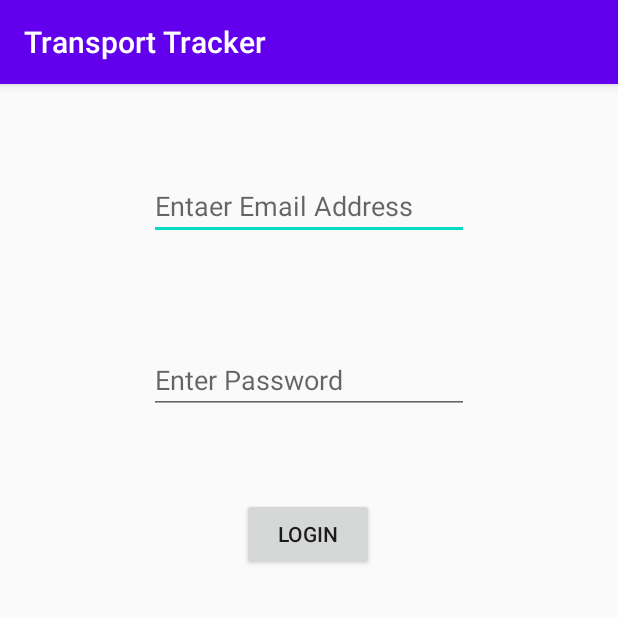
After one commit to The-Fuse/Transport_Tracker, an Android app: the Home screen opened directly, with no data from a screen before it, on a phone screen of 412 x 824 dp, the top half of it. The commit adds this screen. Run offline under Robolectric (Android 15) with nearby library versions, the phone set to English and light mode, and no system bars.

Commit message:
Added Login UI activity.

```diff
--- a/app/src/main/AndroidManifest.xml
+++ b/app/src/main/AndroidManifest.xml
@@ -1,9 +1,10 @@
 <?xml version="1.0" encoding="utf-8"?>
 <manifest xmlns:android="http://schemas.android.com/apk/res/android"
     package="com.example.transporttracker">
-    <uses-permission android:name="android.permission.ACCESS_FINE_LOCATION"/>
-    <uses-permission android:name="android.permission.ACCESS_COARSE_LOCATION"/>
-    <uses-permission android:name="android.permission.INTERNET"/>
+
+    <uses-permission android:name="android.permission.ACCESS_FINE_LOCATION" />
+    <uses-permission android:name="android.permission.ACCESS_COARSE_LOCATION" />
+    <uses-permission android:name="android.permission.INTERNET" />
 
     <application
         android:allowBackup="true"
@@ -12,7 +13,7 @@
         android:roundIcon="@mipmap/ic_launcher_round"
         android:supportsRtl="true"
         android:theme="@style/AppTheme">
-
+        <activity android:name=".Home"></activity>
         <activity android:name=".MainActivity">
             <intent-filter>
                 <action android:name="android.intent.action.MAIN" />
@@ -20,12 +21,11 @@
                 <category android:name="android.intent.category.LAUNCHER" />
             </intent-filter>
         </activity>
+
         <service
             android:name=".TrackerService"
             android:enabled="true"
-            android:exported="true">
-        </service>
-
+            android:exported="true"></service>
     </application>
 
 </manifest>
--- /dev/null
+++ b/app/src/main/java/com/example/transporttracker/Home.kt
@@ -0,0 +1,12 @@
+package com.example.transporttracker
+
+import androidx.appcompat.app.AppCompatActivity
+import android.os.Bundle
+
+class Home : AppCompatActivity() {
+
+    override fun onCreate(savedInstanceState: Bundle?) {
+        super.onCreate(savedInstanceState)
+        setContentView(R.layout.activity_home2)
+    }
+}
--- /dev/null
+++ b/app/src/main/res/layout/activity_home2.xml
@@ -0,0 +1,44 @@
+<?xml version="1.0" encoding="utf-8"?>
+<androidx.constraintlayout.widget.ConstraintLayout xmlns:android="http://schemas.android.com/apk/res/android"
+    xmlns:app="http://schemas.android.com/apk/res-auto"
+    xmlns:tools="http://schemas.android.com/tools"
+    android:layout_width="match_parent"
+    android:layout_height="match_parent"
+    tools:context=".Home">
+
+    <EditText
+        android:id="@+id/editText"
+        android:layout_width="wrap_content"
+        android:layout_height="wrap_content"
+        android:ems="10"
+        android:hint="Entaer Email Address"
+        android:inputType="textPersonName"
+        app:layout_constraintBottom_toTopOf="@+id/editText2"
+        app:layout_constraintEnd_toEndOf="parent"
+        app:layout_constraintStart_toStartOf="parent"
+        app:layout_constraintTop_toTopOf="parent"
+        app:layout_constraintVertical_bias="0.456" />
+
+    <EditText
+        android:id="@+id/editText2"
+        android:layout_width="wrap_content"
+        android:layout_height="wrap_content"
+        android:layout_marginBottom="56dp"
+        android:ems="10"
+        android:hint="Enter Password"
+        android:inputType="numberPassword"
+        app:layout_constraintBottom_toTopOf="@+id/button2"
+        app:layout_constraintEnd_toEndOf="parent"
+        app:layout_constraintStart_toStartOf="parent" />
+
+    <Button
+        android:id="@+id/button2"
+        android:layout_width="wrap_content"
+        android:layout_height="wrap_content"
+        android:layout_marginBottom="444dp"
+        android:text="LOgin"
+        app:layout_constraintBottom_toBottomOf="parent"
+        app:layout_constraintEnd_toEndOf="parent"
+        app:layout_constraintHorizontal_bias="0.498"
+        app:layout_constraintStart_toStartOf="parent" />
+</androidx.constraintlayout.widget.ConstraintLayout>
```
Also changed, not shown: app/src/main/res/values/strings.xml (indentation only).
